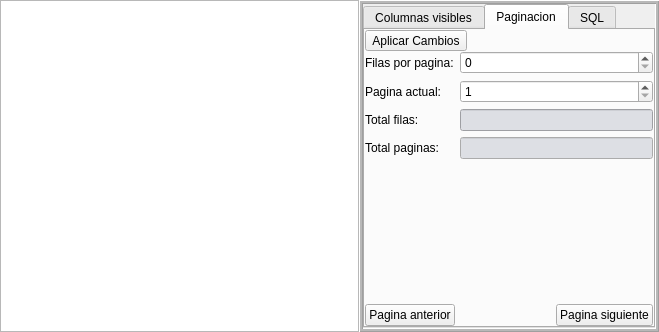
Before: the Qt Designer form bulmages/bulmalib/subform3base.ui in eboladev/Bulmages-1, drawn with Qt 5.
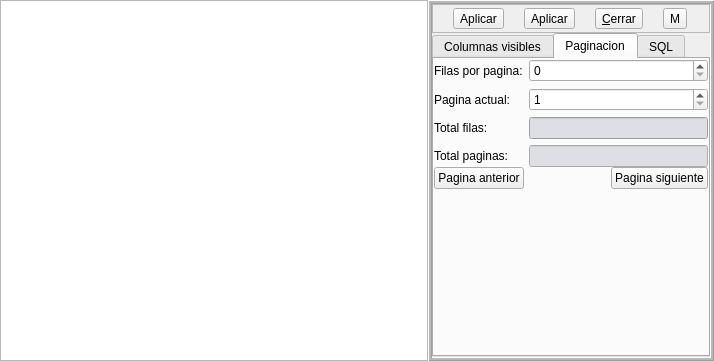
After: the same form once the commit is applied. The open tabs and pages were chosen to show the change. Icons and pictures are not drawn. Custom widgets are drawn as their Qt base class.

Commit message: seguimos con la migracion de bulmalib a QT4 y cambios en subform3

What changed in the file:
```diff
--- a/bulmages/bulmalib/subform3base.ui
+++ b/bulmages/bulmalib/subform3base.ui
@@ -8,22 +8,22 @@
    <rect>
     <x>0</x>
     <y>0</y>
-    <width>659</width>
-    <height>332</height>
+    <width>714</width>
+    <height>361</height>
    </rect>
   </property>
   <property name="windowTitle" >
    <string>Configuracion Subformularios</string>
   </property>
-  <layout class="QHBoxLayout" >
-   <property name="margin" >
-    <number>0</number>
-   </property>
-   <property name="spacing" >
-    <number>0</number>
-   </property>
-   <item>
     <widget class="QTableWidget2" name="mui_list" >
+   <property name="geometry" >
+    <rect>
+     <x>0</x>
+     <y>0</y>
+     <width>428</width>
+     <height>361</height>
+    </rect>
+   </property>
      <property name="sizePolicy" >
       <sizepolicy>
        <hsizetype>5</hsizetype>
@@ -36,9 +36,15 @@
       <set>QAbstractItemView::AllEditTriggers</set>
      </property>
     </widget>
-   </item>
-   <item>
     <widget class="QFrame" name="mui_configurador" >
+   <property name="geometry" >
+    <rect>
+     <x>428</x>
+     <y>0</y>
+     <width>286</width>
+     <height>361</height>
+    </rect>
+   </property>
      <property name="sizePolicy" >
       <sizepolicy>
        <hsizetype>5</hsizetype>
@@ -65,15 +71,15 @@
      <property name="midLineWidth" >
       <number>2</number>
      </property>
-     <layout class="QHBoxLayout" >
-      <property name="margin" >
-       <number>0</number>
-      </property>
-      <property name="spacing" >
-       <number>0</number>
-      </property>
-      <item>
        <widget class="QTabWidget" name="mui_selectorsubform3" >
+    <property name="geometry" >
+     <rect>
+      <x>4</x>
+      <y>33</y>
+      <width>278</width>
+      <height>324</height>
+     </rect>
+    </property>
         <property name="sizePolicy" >
          <sizepolicy>
           <hsizetype>5</hsizetype>
@@ -102,19 +108,6 @@
           <property name="spacing" >
            <number>0</number>
           </property>
-          <item>
-           <widget class="QToolButton" name="mui_confcol" >
-            <property name="text" >
-             <string>Aplicar Cambios</string>
-            </property>
-            <property name="icon" >
-             <iconset resource="../bulmages.qrc" >:/Genericos32x32/images/pendientes/i_reload.png</iconset>
-            </property>
-            <property name="toolButtonStyle" >
-             <enum>Qt::ToolButtonTextBesideIcon</enum>
-            </property>
-           </widget>
-          </item>
           <item>
            <widget class="QTableWidget" name="mui_listcolumnas" >
             <property name="selectionMode" >
@@ -136,50 +129,6 @@
            <number>0</number>
           </property>
           <item>
-           <layout class="QHBoxLayout" >
-            <property name="margin" >
-             <number>0</number>
-            </property>
-            <property name="spacing" >
-             <number>6</number>
-            </property>
-            <item>
-             <widget class="QToolButton" name="mui_appag" >
-              <property name="text" >
-               <string>Aplicar Cambios</string>
-              </property>
-              <property name="icon" >
-               <iconset resource="../bulmages.qrc" >:/Genericos32x32/images/pendientes/i_reload.png</iconset>
-              </property>
-              <property name="toolButtonStyle" >
-               <enum>Qt::ToolButtonTextBesideIcon</enum>
-              </property>
-             </widget>
-            </item>
-            <item>
-             <spacer>
-              <property name="orientation" >
-               <enum>Qt::Horizontal</enum>
-              </property>
-              <property name="sizeHint" >
-               <size>
-                <width>40</width>
-                <height>20</height>
-               </size>
-              </property>
-             </spacer>
-            </item>
-           </layout>
-          </item>
-          <item>
-           <layout class="QVBoxLayout" >
-            <property name="margin" >
-             <number>0</number>
-            </property>
-            <property name="spacing" >
-             <number>6</number>
-            </property>
-            <item>
              <layout class="QGridLayout" >
               <property name="margin" >
                <number>0</number>
@@ -788,21 +737,6 @@
              </layout>
             </item>
             <item>
-             <spacer>
-              <property name="orientation" >
-               <enum>Qt::Vertical</enum>
-              </property>
-              <property name="sizeHint" >
-               <size>
-                <width>20</width>
-                <height>40</height>
-               </size>
-              </property>
-             </spacer>
-            </item>
-           </layout>
-          </item>
-          <item>
            <layout class="QHBoxLayout" >
             <property name="margin" >
              <number>0</number>
@@ -839,6 +773,19 @@
             </item>
            </layout>
           </item>
+      <item>
+       <spacer>
+        <property name="orientation" >
+         <enum>Qt::Vertical</enum>
+        </property>
+        <property name="sizeHint" >
+         <size>
+          <width>20</width>
+          <height>40</height>
+         </size>
+        </property>
+       </spacer>
+      </item>
          </layout>
         </widget>
         <widget class="QWidget" name="tab3" >
@@ -1461,11 +1408,83 @@
          </layout>
         </widget>
        </widget>
-      </item>
-     </layout>
-    </widget>
-   </item>
-  </layout>
+   <widget class="QFrame" name="frame" >
+    <property name="geometry" >
+     <rect>
+      <x>4</x>
+      <y>4</y>
+      <width>278</width>
+      <height>29</height>
+     </rect>
+    </property>
+    <property name="frameShape" >
+     <enum>QFrame::StyledPanel</enum>
+    </property>
+    <property name="frameShadow" >
+     <enum>QFrame::Raised</enum>
+    </property>
+    <layout class="QHBoxLayout" >
+     <property name="margin" >
+      <number>0</number>
+     </property>
+     <property name="spacing" >
+      <number>0</number>
+     </property>
+     <item>
+      <widget class="QToolButton" name="mui_confcol" >
+       <property name="text" >
+        <string>Aplicar</string>
+       </property>
+       <property name="icon" >
+        <iconset resource="../bulmages.qrc" >:/Genericos32x32/images/pendientes/i_reload.png</iconset>
+       </property>
+       <property name="toolButtonStyle" >
+        <enum>Qt::ToolButtonTextBesideIcon</enum>
+       </property>
+      </widget>
+     </item>
+     <item>
+      <widget class="QToolButton" name="mui_appag" >
+       <property name="text" >
+        <string>Aplicar</string>
+       </property>
+       <property name="icon" >
+        <iconset resource="../bulmages.qrc" >:/Genericos32x32/images/pendientes/i_reload.png</iconset>
+       </property>
+       <property name="toolButtonStyle" >
+        <enum>Qt::ToolButtonTextBesideIcon</enum>
+       </property>
+      </widget>
+     </item>
+     <item>
+      <widget class="QToolButton" name="toolButton" >
+       <property name="text" >
+        <string>&amp;Cerrar</string>
+       </property>
+       <property name="icon" >
+        <iconset resource="../bulmages.qrc" >:/Genericos32x32/images/pendientes/i_tuxPeq.png</iconset>
+       </property>
+       <property name="toolButtonStyle" >
+        <enum>Qt::ToolButtonTextBesideIcon</enum>
+       </property>
+      </widget>
+     </item>
+     <item>
+      <widget class="QToolButton" name="mui_botonMostrar" >
+       <property name="text" >
+        <string>M</string>
+       </property>
+       <property name="shortcut" >
+        <string>Ctrl-s</string>
+       </property>
+       <property name="checkable" >
+        <bool>true</bool>
+       </property>
+      </widget>
+     </item>
+    </layout>
+   </widget>
+  </widget>
  </widget>
  <pixmapfunction></pixmapfunction>
  <customwidgets>
```
Left out of the diff: 19 changed lines with no effect on the pictures. Lines whose indentation alone changed are shown as unchanged. The commit also changes 9 other files.
